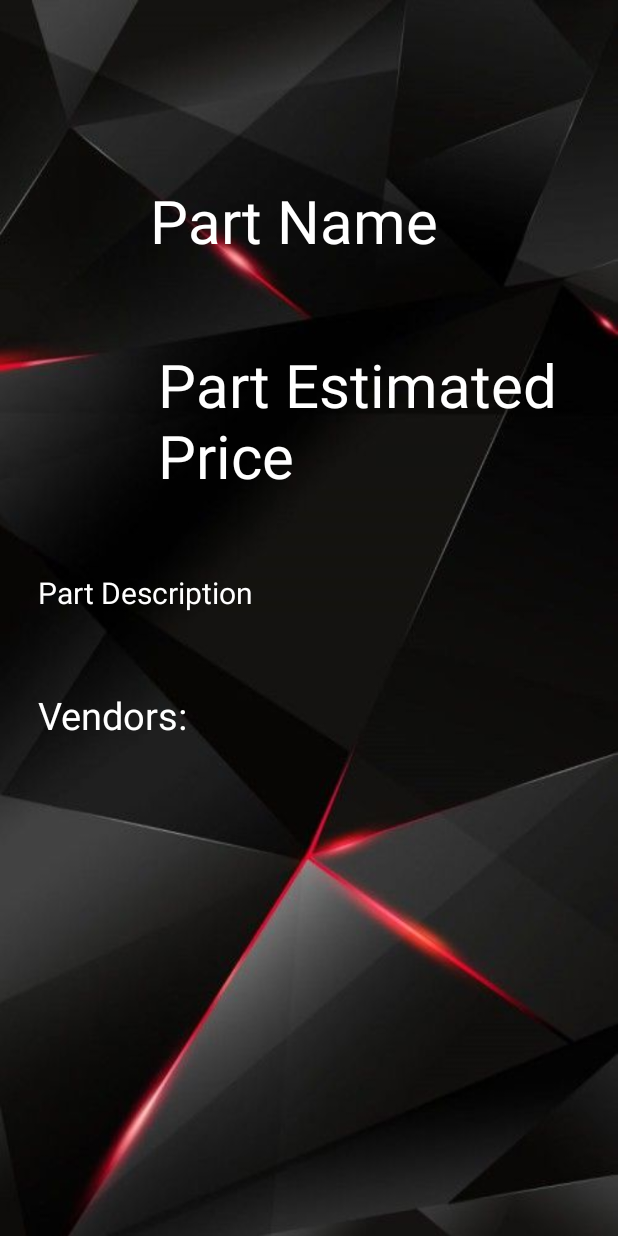
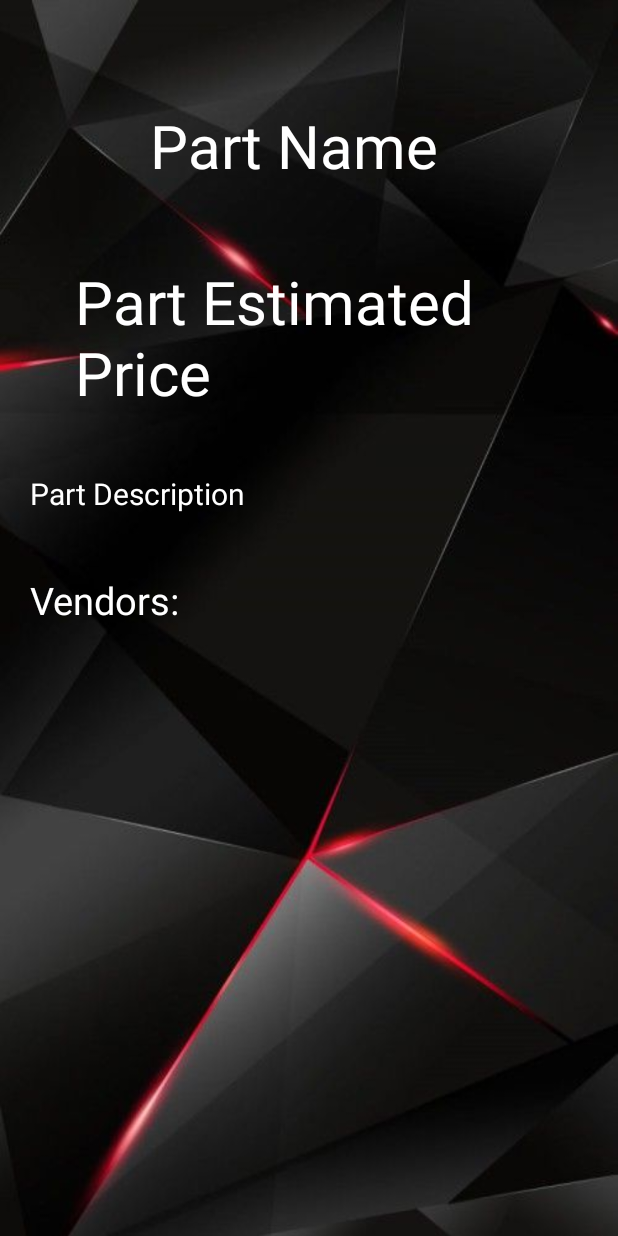
Before and after one commit to RDymond73/Mobile-App-Dev-Project, an Android app: the layout activity_item.xml on its own in the app's theme, with its tools: preview values and no code run, on a phone screen of 412 x 824 dp. Run offline under Robolectric (Android 15) with nearby library versions, the phone set to English and light mode, and no system bars.

Commit message:
working on third layout

```diff
--- a/app/src/main/AndroidManifest.xml
+++ b/app/src/main/AndroidManifest.xml
@@ -14,6 +14,10 @@
         android:theme="@style/Theme.G2Project"
         tools:targetApi="31">
         <activity
+            android:name=".item_activity"
+            android:exported="false" />
+
+        <activity
             android:name=".exploreActivity"
             android:exported="false" />
         <activity
--- a/app/src/main/res/layout/activity_item.xml
+++ b/app/src/main/res/layout/activity_item.xml
@@ -17,7 +17,7 @@
             android:layout_width="wrap_content"
             android:layout_height="wrap_content"
             android:layout_marginLeft="80dp"
-            android:layout_marginTop="100dp"
+            android:layout_marginTop="50dp"
             android:padding="20dp"
             android:text="Part Name"
             android:textColor="@color/white"
@@ -27,9 +27,9 @@
             android:id="@+id/partPrice"
             android:layout_width="wrap_content"
             android:layout_height="wrap_content"
-            android:layout_marginLeft="80dp"
+            android:layout_marginLeft="30dp"
             android:layout_marginTop="10dp"
-            android:padding="25dp"
+            android:padding="20dp"
             android:text="Part Estimated Price"
             android:textColor="@color/white"
             android:textSize="40sp" />
@@ -38,7 +38,7 @@
             android:id="@+id/partDesc"
             android:layout_width="wrap_content"
             android:layout_height="wrap_content"
-            android:padding="25dp"
+            android:padding="20dp"
             android:text="Part Description"
             android:textColor="@color/white"
             android:textSize="20sp" />
@@ -47,7 +47,7 @@
             android:id="@+id/partLink"
             android:layout_width="wrap_content"
             android:layout_height="wrap_content"
-            android:padding="25dp"
+            android:padding="20dp"
             android:text="Vendors: "
             android:textColor="@color/white"
             android:textSize="25sp" />
```
Also changed, not shown: app/src/main/java/rick/edu/g2_project/exploreActivity.java (+59 -60 lines), app/src/main/java/rick/edu/g2_project/item_activity.java (+32 -28 lines).
